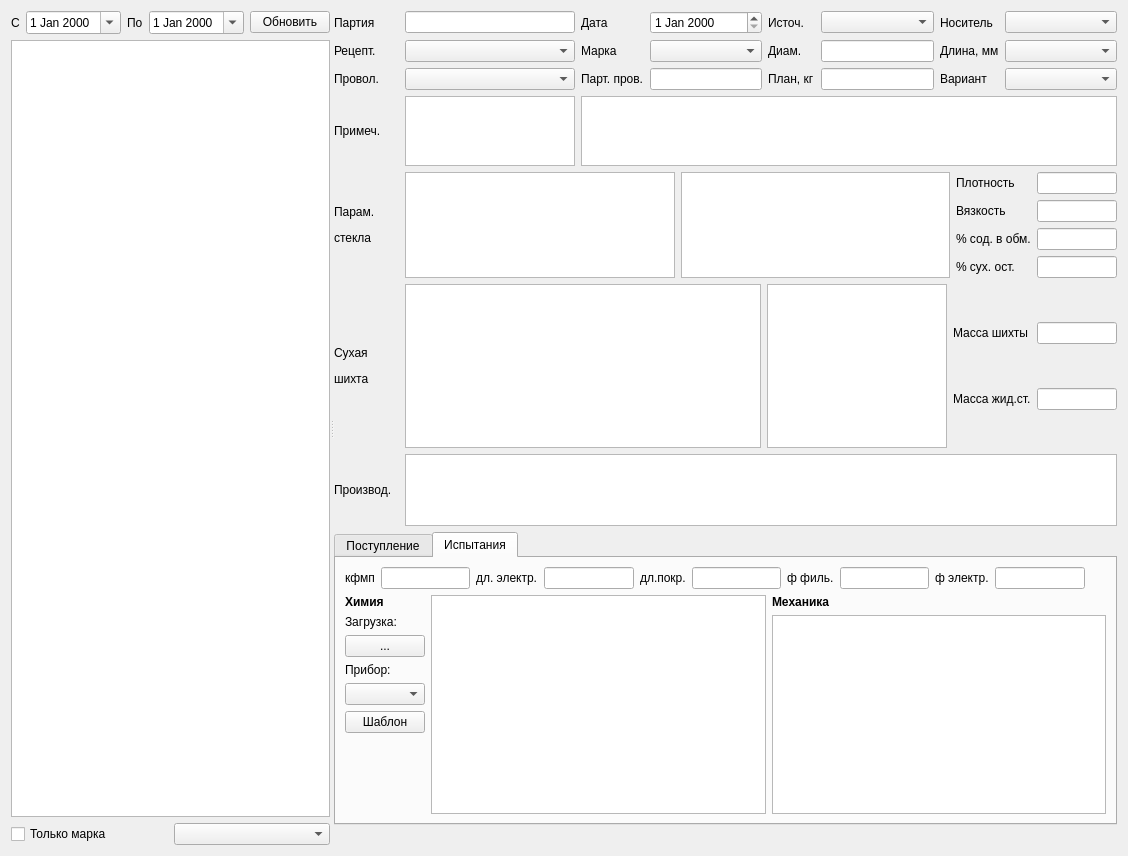
Above: formpart/formpart.ui from Sergeyego/el_prod before the change. Below: the same form after it.
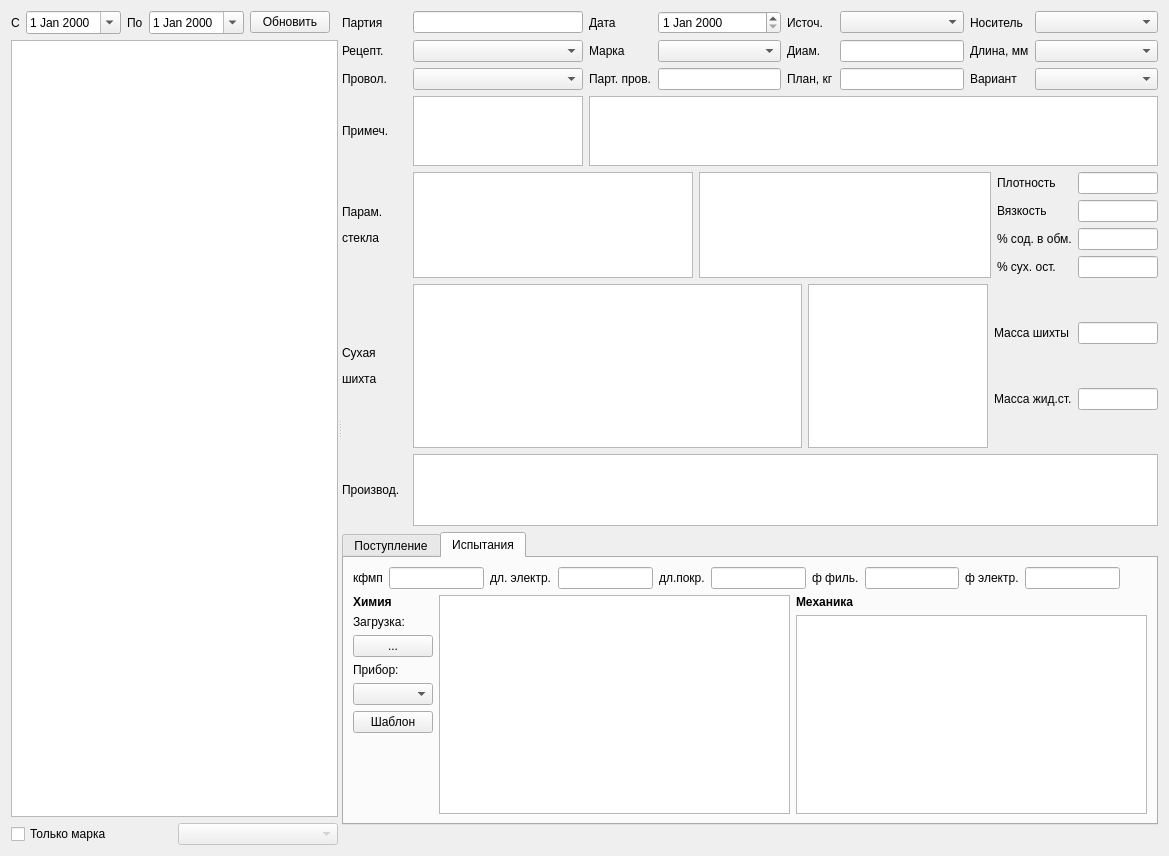
That is the form after the change. Custom widgets are drawn as their Qt base class.

```diff
--- a/formpart/formpart.ui
+++ b/formpart/formpart.ui
@@ -6,7 +6,7 @@
    <rect>
     <x>0</x>
     <y>0</y>
-    <width>1128</width>
+    <width>1169</width>
     <height>856</height>
    </rect>
   </property>
@@ -88,7 +88,7 @@
          <item>
           <widget class="RestComboBox" name="comboBoxOnly">
            <property name="enabled">
-            <bool>true</bool>
+            <bool>false</bool>
            </property>
           </widget>
          </item>
```
